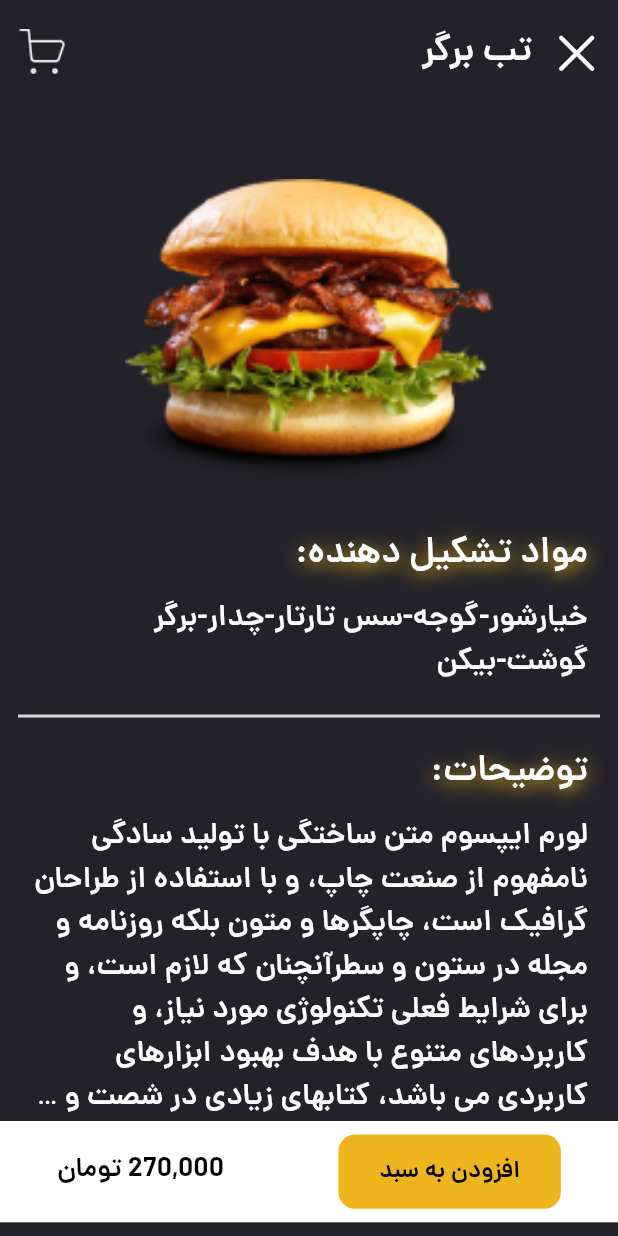
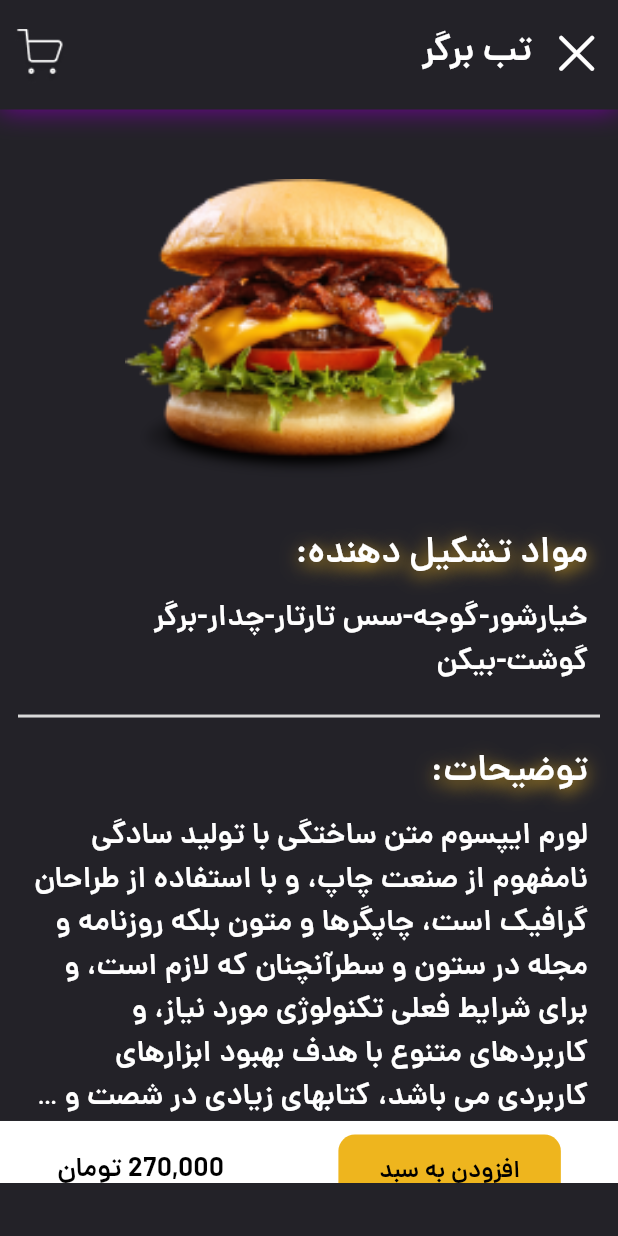
Before and after one commit to aradazr/dokme_burger, a Flutter app: the screen it shows after launch, on a phone screen of 412 x 824 dp. Run offline on Flutter 3.47's test engine with Material 3 defaults, Android fonts, the phone set to English and light mode, and no system bars; missing offline and left inert: flutter_inner_shadow.

Commit message:
ProductSingleScreen

```diff
--- a/lib/components/colors-style.dart
+++ b/lib/components/colors-style.dart
@@ -17,6 +17,7 @@ class ColorStyles {
   static const signUpPageTextFieldColor = Color.fromARGB(255, 217, 217, 217);
   static const dividerColor = Color.fromARGB(255, 217, 217, 217);
   static const navBarColor = Color.fromARGB(255, 35, 34, 40);
+  static const appBarShadowColor = Color.fromARGB(255, 118, 0, 159);
   static const navBarHomeActiveColor = Color.fromARGB(255, 238, 181, 30);
   static const burgerPlusBtnColor = Color.fromARGB(255, 238, 181, 30);
   static const List<Color> singleItemBackGroundColor = [
--- a/lib/main.dart
+++ b/lib/main.dart
@@ -16,7 +16,7 @@ class MyApp extends StatelessWidget {
     return  MaterialApp(
       title: 'Dokme Burger',
       debugShowCheckedModeBanner: false,
-      initialRoute: ScreenNames.root,
+      // initialRoute: ScreenNames.root,
       // routes: routes,
       home: ProductSingleScreen(),
 
--- a/lib/screens/main_screens/home_screen.dart
+++ b/lib/screens/main_screens/home_screen.dart
@@ -20,13 +20,13 @@ class HomeScreen extends StatelessWidget {
           backgroundColor: ColorStyles.homePageBackGroundColor,
           appBar: MyAppBar(
 
-            rightIcon: Image.asset(
-              'assets/images/menu.png',
-              ),
-              leftIcon: Icon(CupertinoIcons.search_circle,
+            rightIcon: Icon(CupertinoIcons.search_circle,
               color: Colors.grey,
               size:45 ,
               ),
+              leftIcon: Image.asset(
+              'assets/images/menu.png',
+              ), appBarShadowColor: Color.fromARGB(0, 0, 0, 0),
               ),
 
 
@@ -41,6 +41,8 @@ class HomeScreen extends StatelessWidget {
                   SizedBox(
                     height: size.height*.714,
                     width: size.width *.96,
+                    child: GestureDetector(
+
                       child: GridView.builder(
 
                         itemCount: 20,
@@ -49,7 +51,8 @@ class HomeScreen extends StatelessWidget {
                               crossAxisCount: 2,
                               crossAxisSpacing: 7,
                               mainAxisSpacing: 4,
-                            mainAxisExtent: 280
+                              mainAxisExtent: 280,
+
 
                               ),
                           itemBuilder: (context, index) {
@@ -57,6 +60,7 @@ class HomeScreen extends StatelessWidget {
                              burgurName: AppText.burgerName,
                               burgurPrice: '170',);
                           },),
+                    ),
                   )
                 ],
               ),
--- a/lib/screens/main_screens/main_screen.dart
+++ b/lib/screens/main_screens/main_screen.dart
@@ -56,6 +56,7 @@ class _MainScreenState extends State<MainScreen> {
                 child: IndexedStack(
                   index: selectedIndex,
                   children: [
+
                     Navigator(
                       key: _homeKey,
                       onGenerateRoute: (settings) => MaterialPageRoute(
--- a/lib/screens/product_single_screen.dart
+++ b/lib/screens/product_single_screen.dart
@@ -4,6 +4,7 @@ import 'package:dokme_burger/components/text-style.dart';
 import 'package:dokme_burger/widgets/app_bar.dart';
 import 'package:flutter/cupertino.dart';
 import 'package:flutter/material.dart';
+import 'package:flutter/services.dart';
 import 'package:flutter/widgets.dart';
 
 class ProductSingleScreen extends StatelessWidget {
@@ -16,7 +17,7 @@ class ProductSingleScreen extends StatelessWidget {
       child: Scaffold(
         backgroundColor: ColorStyles.singleProductScreenBackGroundColor,
         appBar: MyAppBar(
-          leftIcon: Image.asset('assets/images/basket.png'),
+          leftIcon: CartBadge(),
           rightIcon: Row(
             children: [
               Text(
@@ -35,11 +36,12 @@ class ProductSingleScreen extends StatelessWidget {
           ),
           onTabRightIcon: () {
             Navigator.pop(context);
-          },
+          }, appBarShadowColor: ColorStyles.appBarShadowColor,
         ),
         body: SizedBox(
-          height: double.infinity,
+          height: size.height*.8719,
           width: double.infinity,
+          child: SingleChildScrollView(
             child: Column(
               crossAxisAlignment: CrossAxisAlignment.end,
               children: [
@@ -131,6 +133,7 @@ class ProductSingleScreen extends StatelessWidget {
 
                 //! کانتینر پایین صفحه
                 Container(
+
                   width: double.infinity,
                   height: size.height* .082,
                   decoration: BoxDecoration(
@@ -167,6 +170,38 @@ class ProductSingleScreen extends StatelessWidget {
             ),
           ),
         ),
+      ),
     );
   }
 }
+class CartBadge extends StatelessWidget {
+   CartBadge({super.key});
+int count = 0;
+  @override
+  Widget build(BuildContext context) {
+    return  Stack(
+      children: [
+        Image.asset('assets/images/basket.png'),
+        Visibility(
+          visible: count==0?false:true,
+
+          child: Positioned(
+            left: 23,
+            child: Container(
+              alignment: Alignment.center,
+              decoration: BoxDecoration(
+                shape: BoxShape.circle,
+                color: Colors.red,
+
+              ),
+              height: 22,
+              width: 22,
+              child: Text(count.toString(),
+              style: TextStyle(color: Colors.white),
+              ),
+            ),
+          ))
+      ],
+    );
+  }
+}
--- a/lib/widgets/app_bar.dart
+++ b/lib/widgets/app_bar.dart
@@ -10,7 +10,8 @@ class MyAppBar extends StatefulWidget implements PreferredSizeWidget {
     this.rightIcon,
     this.leftIcon,
     this.onTabRightIcon,
-    this.onTabLefttIcon
+    this.onTabLefttIcon,
+    required this.appBarShadowColor
 
   }) : preferredSize = Size.fromHeight(70);
 
@@ -21,6 +22,7 @@ late final Widget? rightIcon;
   late final Widget? leftIcon;
  void Function()? onTabRightIcon;
  void Function()? onTabLefttIcon;
+  final Color appBarShadowColor;
   @override
   final Size preferredSize;
   @override
@@ -33,26 +35,40 @@ late final Widget? rightIcon;
 class _MyAppBarState extends State<MyAppBar> {
   @override
   Widget build(BuildContext context) {
-    return AppBar(
+    return Container(
+      decoration: BoxDecoration(
+        boxShadow: [
+          BoxShadow(
+            color: widget.appBarShadowColor,
+            blurRadius: 15,
+            offset: Offset(0, 3),
+            blurStyle: BlurStyle.outer,
+
+          )
+        ]
+      ),
+      child: AppBar(
         backgroundColor: ColorStyles.appBarBackGroundColor,
-      shadowColor: Colors.black,
+        forceMaterialTransparency: false,
 
-      elevation: 0,
+
+
         leading: Padding(
-        padding:  EdgeInsets.only(top: 19),
+          padding:  EdgeInsets.only(top: 19,left: 8),
           child:GestureDetector(
-          onTap: widget.onTabRightIcon,
+            onTap: widget.onTabLefttIcon,
             child: widget.leftIcon) ,
         ),
         actions: [
           GestureDetector(
-          onTap: widget.onTabLefttIcon,
+            onTap: widget.onTabRightIcon,
             child: Padding(
               padding: const EdgeInsets.only(top: 14, right: 10),
               child: widget.rightIcon,
             ),
           ),
         ],
+      ),
     );
   }
 }
--- a/lib/widgets/single_burgur.dart
+++ b/lib/widgets/single_burgur.dart
@@ -1,5 +1,7 @@
 import 'package:dokme_burger/components/colors-style.dart';
 import 'package:dokme_burger/components/text-style.dart';
+import 'package:dokme_burger/route/names.dart';
+import 'package:dokme_burger/screens/product_single_screen.dart';
 import 'package:flutter/material.dart';
 
 
@@ -56,8 +58,11 @@ class _SingleBurgerState extends State<SingleBurger> {
 
             height: 140,
 
-            child: Image.asset(widget.burgurImage,
-            fit: BoxFit.cover,)),
+            child: GestureDetector(
+              onTap: () => Navigator.push(context, MaterialPageRoute(builder: (context) => ProductSingleScreen(),)),
+              child: Image.asset(widget.burgurImage,
+              fit: BoxFit.cover,),
+            )),
 
 
           Text(widget.burgurName,
```
Lines whose indentation alone changed are shown as unchanged.
